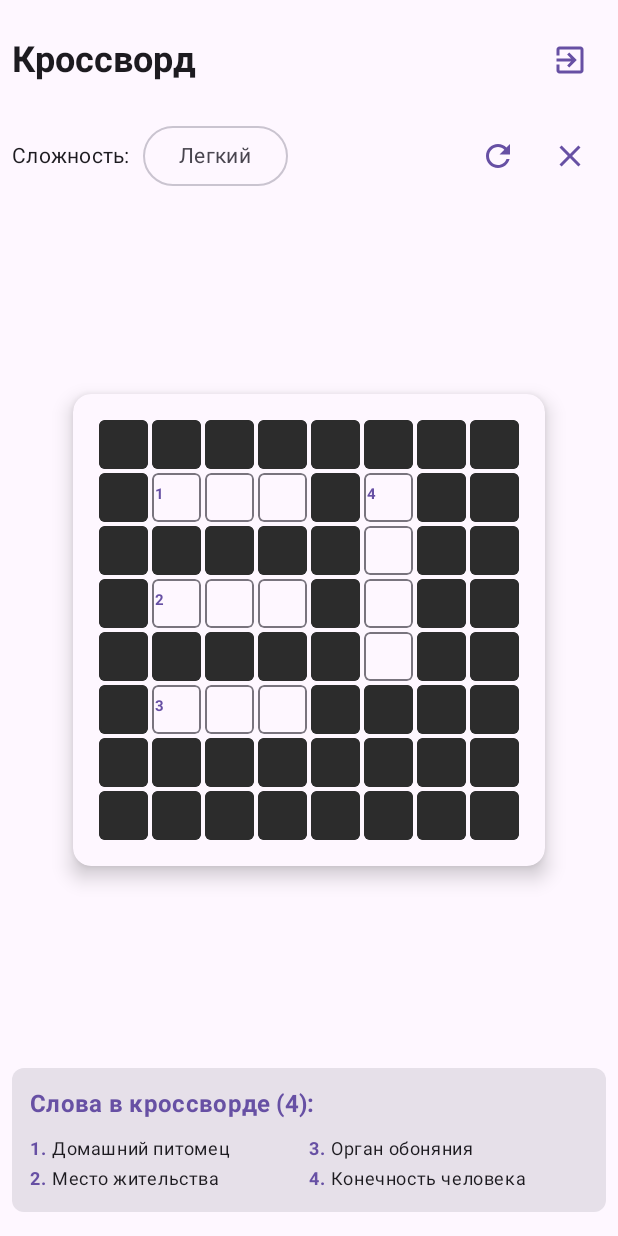
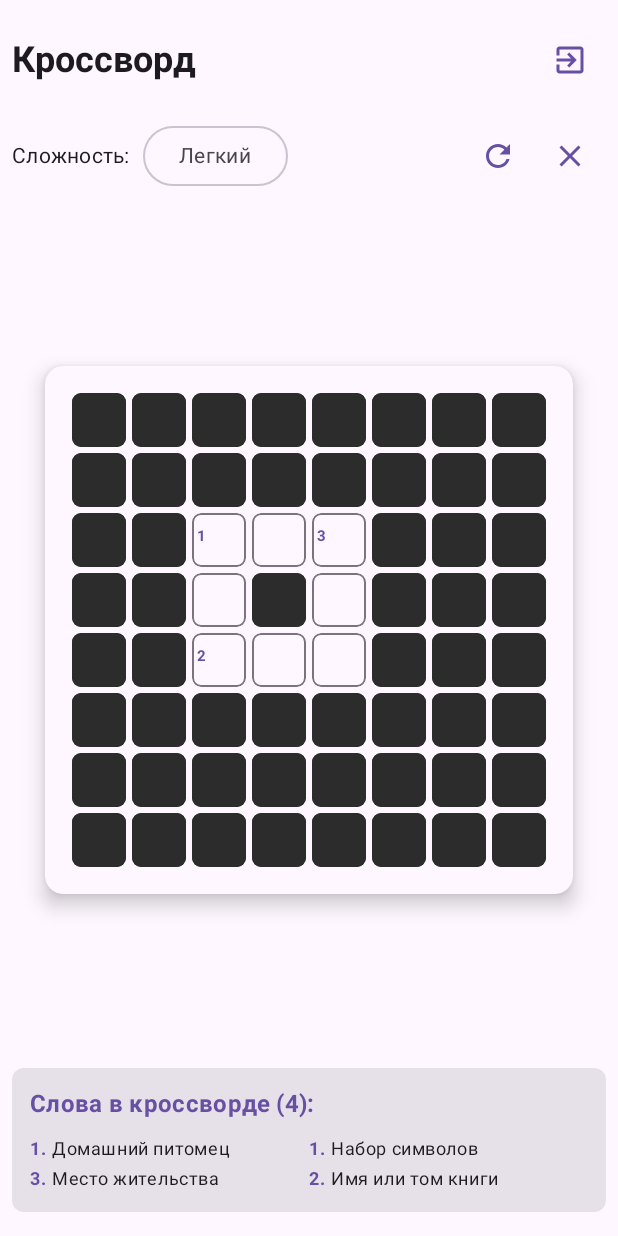
Before and after one commit to MxVndI/andr_lab, an Android app built with Jetpack Compose: the screen it shows after launch (MainActivity), after a tap on "Войти", on a phone screen of 412 x 824 dp. Run offline under Robolectric (Android 15) with nearby library versions, the phone set to English and light mode, and no system bars.

Commit message:
add text to crossword fields

```diff
--- a/app/src/main/java/com/example/labs/CrosswordGenerator.kt
+++ b/app/src/main/java/com/example/labs/CrosswordGenerator.kt
@@ -2,232 +2,109 @@
 package com.example.labs
 
 class CrosswordGenerator {
-    private var grid = Array(8) { row -> Array(8) { col -> CrosswordCell(row, col, isBlack = true) } }
-    private var words = mutableListOf<CrosswordWord>()
-    private var currentNumber = 1
-
-    companion object {
-        val EASY_WORDS = listOf(
-            // Животные
-            CrosswordWord("КОТ", "Домашний питомец", 1, 1, Direction.HORIZONTAL),
-            CrosswordWord("СОН", "Что делают ночью", 1, 1, Direction.VERTICAL),
-            CrosswordWord("ДОМ", "Место жительства", 3, 1, Direction.HORIZONTAL),
-            CrosswordWord("РОТ", "Часть лица", 1, 3, Direction.VERTICAL),
-            CrosswordWord("НОС", "Орган обоняния", 3, 3, Direction.HORIZONTAL),
-            CrosswordWord("РУКА", "Конечность человека", 1, 5, Direction.VERTICAL),
-            CrosswordWord("НОГА", "Конечность для ходьбы", 5, 1, Direction.HORIZONTAL),
-            CrosswordWord("ГЛАЗ", "Орган зрения", 3, 5, Direction.VERTICAL),
-            CrosswordWord("СОБАКА", "Лучший друг человека", 1, 7, Direction.HORIZONTAL),
-            CrosswordWord("ПТИЦА", "Летающее животное", 5, 3, Direction.VERTICAL),
-            CrosswordWord("РЫБА", "Живет в воде", 7, 1, Direction.HORIZONTAL),
-            CrosswordWord("МЫШЬ", "Маленький грызун", 3, 7, Direction.VERTICAL),
-            // Еда
-            CrosswordWord("ХЛЕБ", "Основной продукт питания", 1, 9, Direction.HORIZONTAL),
-            CrosswordWord("МОЛОКО", "Белый напиток", 5, 5, Direction.VERTICAL),
-            CrosswordWord("МЯСО", "Белковая пища", 7, 3, Direction.HORIZONTAL),
-            CrosswordWord("СЫР", "Молочный продукт", 9, 1, Direction.VERTICAL)
-        )
-
-        val MEDIUM_WORDS = listOf(
-            // Космос
-            CrosswordWord("СОЛНЦЕ", "Источник света и тепла", 1, 1, Direction.HORIZONTAL),
-            CrosswordWord("ЛУНА", "Спутник Земли", 1, 2, Direction.VERTICAL),
-            CrosswordWord("ЗВЕЗДА", "Небесное тело", 3, 1, Direction.VERTICAL),
-            CrosswordWord("ПЛАНЕТА", "Небесное тело вокруг звезды", 5, 1, Direction.HORIZONTAL),
-            CrosswordWord("КОСМОС", "Вселенная", 1, 4, Direction.VERTICAL),
-            CrosswordWord("ГАЛАКТИКА", "Скопление звезд", 7, 1, Direction.HORIZONTAL),
-            CrosswordWord("КОМЕТА", "Небесное тело с хвостом", 3, 4, Direction.VERTICAL),
-            CrosswordWord("АСТЕРОИД", "Малый небесный объект", 5, 4, Direction.HORIZONTAL),
-            // Природа
-            CrosswordWord("ЛЕС", "Много деревьев", 1, 6, Direction.VERTICAL),
-            CrosswordWord("РЕКА", "Водный поток", 3, 6, Direction.HORIZONTAL),
-            CrosswordWord("ГОРА", "Высокая возвышенность", 5, 6, Direction.VERTICAL),
-            CrosswordWord("ОЗЕРО", "Водоем", 7, 3, Direction.HORIZONTAL),
-            CrosswordWord("МОРЕ", "Большой водоем", 9, 1, Direction.VERTICAL),
-            // Техника
-            CrosswordWord("ТЕЛЕФОН", "Средство связи", 1, 8, Direction.HORIZONTAL),
-            CrosswordWord("КОМПЬЮТЕР", "Электронная машина", 3, 8, Direction.VERTICAL),
-            CrosswordWord("АВТОМОБИЛЬ", "Транспортное средство", 5, 8, Direction.HORIZONTAL)
-        )
-
-        val HARD_WORDS = listOf(
-            // Программирование
-            CrosswordWord("ПРОГРАММА", "Набор инструкций для компьютера", 1, 0, Direction.HORIZONTAL),
-            CrosswordWord("АЛГОРИТМ", "Последовательность действий", 1, 2, Direction.VERTICAL),
-            CrosswordWord("ФУНКЦИЯ", "Блок кода с определенной задачей", 3, 1, Direction.HORIZONTAL),
-            CrosswordWord("ПЕРЕМЕННАЯ", "Хранилище данных", 1, 4, Direction.VERTICAL),
-            CrosswordWord("СТРУКТУРА", "Организация данных", 5, 1, Direction.HORIZONTAL),
-            CrosswordWord("ИНТЕРФЕЙС", "Способ взаимодействия", 1, 6, Direction.VERTICAL),
-            CrosswordWord("БАЗАДАННЫХ", "Хранилище информации", 7, 1, Direction.HORIZONTAL),
-            CrosswordWord("СЕРВЕР", "Компьютер для обработки запросов", 3, 6, Direction.VERTICAL),
-            // Наука
-            CrosswordWord("МАТЕМАТИКА", "Наука о числах", 1, 8, Direction.HORIZONTAL),
-            CrosswordWord("ФИЗИКА", "Наука о природе", 3, 8, Direction.VERTICAL),
-            CrosswordWord("ХИМИЯ", "Наука о веществах", 5, 8, Direction.HORIZONTAL),
-            CrosswordWord("БИОЛОГИЯ", "Наука о живом", 7, 3, Direction.VERTICAL),
-            CrosswordWord("ГЕОГРАФИЯ", "Наука о Земле", 9, 1, Direction.HORIZONTAL),
-            // Искусство
-            CrosswordWord("МУЗЫКА", "Искусство звуков", 1, 10, Direction.VERTICAL),
-            CrosswordWord("ЖИВОПИСЬ", "Искусство рисования", 3, 10, Direction.HORIZONTAL),
-            CrosswordWord("ЛИТЕРАТУРА", "Искусство слова", 5, 10, Direction.VERTICAL),
-            CrosswordWord("ТЕАТР", "Искусство представления", 7, 5, Direction.HORIZONTAL),
-            CrosswordWord("КИНО", "Искусство движущихся картинок", 9, 3, Direction.VERTICAL)
-        )
-    }
-
     fun generateCrossword(difficulty: String): Pair<Array<Array<CrosswordCell>>, List<CrosswordWord>> {
-        initializeGrid()
-        words.clear()
-        currentNumber = 1
-
-        val wordList = when (difficulty) {
-            "Средний" -> MEDIUM_WORDS.take(6) // Ограничиваем количество слов
-            "Сложный" -> HARD_WORDS.take(6)
-            else -> EASY_WORDS.take(6)
+        // Создаем пустую сетку 8x8
+        val grid = Array(8) { row ->
+            Array(8) { col ->
+                CrosswordCell(row, col, isBlack = true)
+            }
         }
 
-        // Простое размещение слов
-        placeWordsSimple(wordList)
-        numberCells()
+        val words = mutableListOf<CrosswordWord>()
+
+        // Простой кроссворд с несколькими словами
+        when (difficulty) {
+            "Средний" -> {
+                // Горизонтальные слова
+                placeWord(grid, "КОТ", 1, 1, Direction.HORIZONTAL)
+                placeWord(grid, "ДОМ", 3, 1, Direction.HORIZONTAL)
+                placeWord(grid, "НОС", 5, 1, Direction.HORIZONTAL)
+
+                // Вертикальные слова
+                placeWord(grid, "КОД", 1, 1, Direction.VERTICAL)
+                placeWord(grid, "ТОМ", 1, 3, Direction.VERTICAL)
+                placeWord(grid, "ОСА", 3, 3, Direction.VERTICAL)
+
+                words.addAll(listOf(
+                    CrosswordWord("КОТ", "Домашний питомец", 1, 1, Direction.HORIZONTAL, 1),
+                    CrosswordWord("ДОМ", "Место жительства", 3, 1, Direction.HORIZONTAL, 3),
+                    CrosswordWord("НОС", "Орган обоняния", 5, 1, Direction.HORIZONTAL, 5),
+                    CrosswordWord("КОД", "Набор символов", 1, 1, Direction.VERTICAL, 1),
+                    CrosswordWord("ТОМ", "Имя или том книги", 1, 3, Direction.VERTICAL, 2),
+                    CrosswordWord("ОСА", "Летающее насекомое", 3, 3, Direction.VERTICAL, 4)
+                ))
+            }
+            "Сложный" -> {
+                // Более сложный кроссворд
+                placeWord(grid, "СЛОН", 1, 1, Direction.HORIZONTAL)
+                placeWord(grid, "ЛИСА", 3, 1, Direction.HORIZONTAL)
+                placeWord(grid, "ВОЛК", 5, 1, Direction.HORIZONTAL)
+
+                placeWord(grid, "СОВА", 1, 1, Direction.VERTICAL)
+                placeWord(grid, "ЛОСЬ", 1, 3, Direction.VERTICAL)
+                placeWord(grid, "ИВА", 3, 4, Direction.VERTICAL)
+
+                words.addAll(listOf(
+                    CrosswordWord("СЛОН", "Крупное животное", 1, 1, Direction.HORIZONTAL, 1),
+                    CrosswordWord("ЛИСА", "Хитрая животное", 3, 1, Direction.HORIZONTAL, 3),
+                    CrosswordWord("ВОЛК", "Лесной хищник", 5, 1, Direction.HORIZONTAL, 5),
+                    CrosswordWord("СОВА", "Ночная птица", 1, 1, Direction.VERTICAL, 1),
+                    CrosswordWord("ЛОСЬ", "Лесной великан", 1, 3, Direction.VERTICAL, 2),
+                    CrosswordWord("ИВА", "Плакучее дерево", 3, 4, Direction.VERTICAL, 4)
+                ))
+            }
+            else -> { // Легкий
+                // Самый простой кроссворд
+                placeWord(grid, "КОТ", 2, 2, Direction.HORIZONTAL)
+                placeWord(grid, "ДОМ", 4, 2, Direction.HORIZONTAL)
+
+                placeWord(grid, "КОД", 2, 2, Direction.VERTICAL)
+                placeWord(grid, "ТОМ", 2, 4, Direction.VERTICAL)
+
+                words.addAll(listOf(
+                    CrosswordWord("КОТ", "Домашний питомец", 2, 2, Direction.HORIZONTAL, 1),
+                    CrosswordWord("ДОМ", "Место жительства", 4, 2, Direction.HORIZONTAL, 3),
+                    CrosswordWord("КОД", "Набор символов", 2, 2, Direction.VERTICAL, 1),
+                    CrosswordWord("ТОМ", "Имя или том книги", 2, 4, Direction.VERTICAL, 2)
+                ))
+            }
+        }
+
+        // Пронумеруем клетки
+        numberCells(grid, words)
 
         return Pair(grid, words)
     }
 
-    private fun initializeGrid() {
-        for (i in 0 until 8) {
-            for (j in 0 until 8) {
-                grid[i][j] = CrosswordCell(i, j, isBlack = true)
-            }
-        }
-    }
+    private fun placeWord(grid: Array<Array<CrosswordCell>>, word: String, row: Int, col: Int, direction: Direction) {
+        var currentRow = row
+        var currentCol = col
 
-    private fun canPlaceWord(word: CrosswordWord): Boolean {
-        val wordText = word.word
-        var row = word.row
-        var col = word.col
+        for (i in word.indices) {
+            if (currentRow < 8 && currentCol < 8) {
+                grid[currentRow][currentCol].isBlack = false
+                grid[currentRow][currentCol].letter = word[i]
 
-        for (i in wordText.indices) {
-            if (row >= 8 || col >= 8) return false
-
-            val currentCell = grid[row][col]
-            if (!currentCell.isBlack && currentCell.letter != wordText[i]) {
-                return false
-            }
-
-            if (word.direction == Direction.HORIZONTAL) col++ else row++
-        }
-        return true
-    }
-
-    private fun placeWord(word: CrosswordWord) {
-        val wordText = word.word
-        var row = word.row
-        var col = word.col
-
-        for (i in wordText.indices) {
-            grid[row][col].isBlack = false
-            grid[row][col].letter = wordText[i]
-
-            if (word.direction == Direction.HORIZONTAL) col++ else row++
-        }
-    }
-
-    private fun placeWordsSimple(wordList: List<CrosswordWord>) {
-        // Размещаем слова в фиксированных позициях для стабильности
-        wordList.forEachIndexed { index, word ->
-            val positionedWord = when (index) {
-                0 -> word.copy(row = 1, col = 1, direction = Direction.HORIZONTAL)
-                1 -> word.copy(row = 1, col = 1, direction = Direction.VERTICAL)
-                2 -> word.copy(row = 3, col = 1, direction = Direction.HORIZONTAL)
-                3 -> word.copy(row = 1, col = 3, direction = Direction.VERTICAL)
-                4 -> word.copy(row = 5, col = 1, direction = Direction.HORIZONTAL)
-                5 -> word.copy(row = 1, col = 5, direction = Direction.VERTICAL)
-                else -> word
-            }
-
-            if (canPlaceWord(positionedWord)) {
-                placeWord(positionedWord)
-                words.add(positionedWord)
-            }
-        }
-    }
-
-    private fun placeWordsSmart(wordList: List<CrosswordWord>) {
-        // Сначала размещаем первое слово в центре
-        if (wordList.isNotEmpty()) {
-            val firstWord = wordList[0].copy(row = 3, col = 1)
-            if (canPlaceWord(firstWord)) {
-                placeWord(firstWord)
-                words.add(firstWord)
-            }
-        }
-
-        // Затем пытаемся разместить остальные слова, пересекаясь с уже размещенными
-        wordList.drop(1).forEach { word ->
-            val bestPosition = findBestPosition(word)
-            if (bestPosition != null) {
-                val positionedWord = word.copy(row = bestPosition.first, col = bestPosition.second)
-                if (canPlaceWord(positionedWord)) {
-                    placeWord(positionedWord)
-                    words.add(positionedWord)
+                if (direction == Direction.HORIZONTAL) {
+                    currentCol++
+                } else {
+                    currentRow++
                 }
             }
         }
     }
 
-    private fun findBestPosition(word: CrosswordWord): Pair<Int, Int>? {
-        val wordText = word.word
-        val maxAttempts = 50
-        var attempts = 0
+    private fun numberCells(grid: Array<Array<CrosswordCell>>, words: List<CrosswordWord>) {
+        var currentNumber = 1
 
-        while (attempts < maxAttempts) {
-            val row = (0 until 8).random()
-            val col = (0 until 8).random()
-
-            val testWord = word.copy(row = row, col = col)
-            if (canPlaceWord(testWord)) {
-                return Pair(row, col)
-            }
-            attempts++
-        }
-        return null
-    }
-
-    private fun placeWords(wordList: List<CrosswordWord>) {
-        wordList.forEach { word ->
-            if (canPlaceWord(word)) {
-                placeWord(word)
-                words.add(word)
-            }
-        }
-    }
-
-    private fun numberCells() {
-        currentNumber = 1
         words.forEach { word ->
             val row = word.row
             val col = word.col
 
             if (grid[row][col].number == null) {
                 grid[row][col].number = currentNumber
-                word.number = currentNumber
                 currentNumber++
-            } else {
-                word.number = grid[row][col].number
             }
         }
     }
-
-    fun checkSolution(userGrid: Array<Array<Char?>>): Boolean {
-        for (i in 0 until 8) {
-            for (j in 0 until 8) {
-                if (!grid[i][j].isBlack) {
-                    if (userGrid[i][j] != grid[i][j].letter) {
-                        return false
-                    }
-                }
-            }
-        }
-        return true
-    }
 }
--- a/app/src/main/java/com/example/labs/CrosswordGrid.kt
+++ b/app/src/main/java/com/example/labs/CrosswordGrid.kt
@@ -25,7 +25,7 @@ fun CrosswordGrid(
     onCellSelected: (Int, Int) -> Unit,
     modifier: Modifier = Modifier
 ) {
-    val cellSize = 35.dp
+    val cellSize = 40.dp
 
     Card(
         modifier = modifier
@@ -48,8 +48,8 @@ fun CrosswordGrid(
                         Box(
                             modifier = Modifier
                                 .size(cellSize)
-                                .padding(1.dp)
-                                .clip(RoundedCornerShape(4.dp))
+                                .padding(2.dp)
+                                .clip(RoundedCornerShape(6.dp))
                                 .background(
                                     when {
                                         cell.isBlack -> Color(0xFF2C2C2C)
@@ -60,9 +60,11 @@ fun CrosswordGrid(
                                 .border(
                                     1.dp,
                                     if (cell.isBlack) Color(0xFF2C2C2C) else MaterialTheme.colorScheme.outline,
-                                    RoundedCornerShape(4.dp)
+                                    RoundedCornerShape(6.dp)
                                 )
-                                .clickable { if (!cell.isBlack) onCellSelected(i, j) },
+                                .clickable(enabled = !cell.isBlack) {
+                                    onCellSelected(i, j)
+                                },
                             contentAlignment = Alignment.Center
                         ) {
                             if (!cell.isBlack) {
@@ -74,16 +76,17 @@ fun CrosswordGrid(
                                         color = MaterialTheme.colorScheme.primary,
                                         modifier = Modifier
                                             .align(Alignment.TopStart)
-                                            .padding(2.dp)
+                                            .padding(3.dp)
                                     )
                                 }
 
+                                // Отображаем букву пользователя
                                 Text(
                                     text = userLetter?.toString() ?: "",
                                     fontSize = 18.sp,
                                     fontWeight = FontWeight.Bold,
                                     color = if (isSelected) MaterialTheme.colorScheme.onPrimaryContainer
-                                           else MaterialTheme.colorScheme.onSurface
+                                    else MaterialTheme.colorScheme.onSurface
                                 )
                             }
                         }
```
Also changed, not shown: app/src/main/java/com/example/labs/MainCrosswordScreen.kt (+103 -151 lines).
